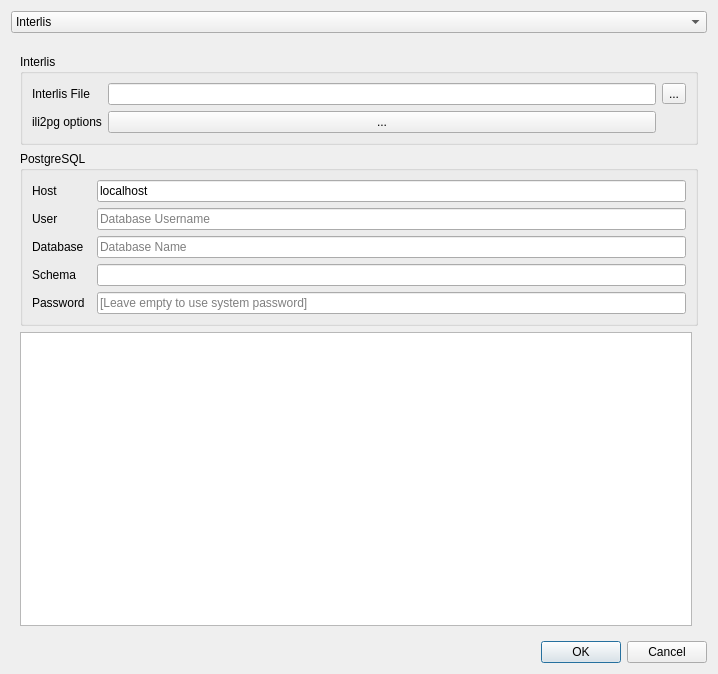
opengisch/QgisModelBaker, file projectgenerator/ui/generate_project.ui: the form before one commit.
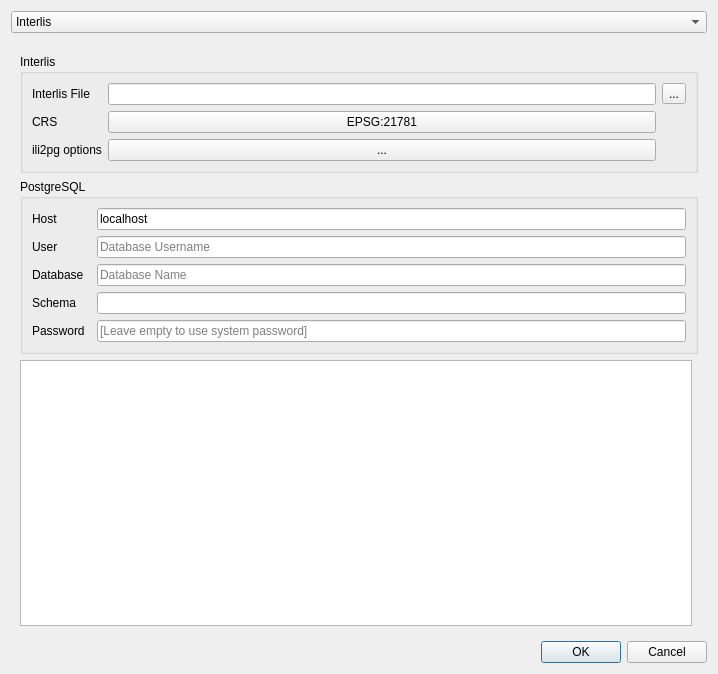
The form after the commit.

Commit message: Adjust ili2pg dialog according to PR discussion

The edit to the form file:
```diff
--- a/projectgenerator/ui/generate_project.ui
+++ b/projectgenerator/ui/generate_project.ui
@@ -30,7 +30,7 @@
          </layout>
         </widget>
        </item>
-       <item row="2" column="0" colspan="2">
+       <item row="3" column="0" colspan="2">
         <widget class="QGroupBox" name="pg_config">
          <property name="title">
           <string>PostgreSQL</string>
@@ -131,24 +131,47 @@
             </property>
            </widget>
           </item>
-          <item row="1" column="0">
+          <item row="2" column="0">
            <widget class="QLabel" name="label_7">
             <property name="text">
              <string>ili2pg options</string>
             </property>
            </widget>
           </item>
-          <item row="1" column="2">
+          <item row="2" column="2">
            <widget class="QPushButton" name="ili2pg_options_button">
             <property name="text">
              <string>...</string>
             </property>
            </widget>
           </item>
+          <item row="1" column="0">
+           <widget class="QLabel" name="crs_label">
+            <property name="toolTip">
+             <string>Coordinate Reference System</string>
+            </property>
+            <property name="text">
+             <string>CRS</string>
+            </property>
+           </widget>
+          </item>
+          <item row="1" column="2">
+           <widget class="QPushButton" name="crs_selection_button">
+            <property name="maximumSize">
+             <size>
+              <width>16777215</width>
+              <height>16777215</height>
+             </size>
+            </property>
+            <property name="text">
+             <string>EPSG:21781</string>
+            </property>
+           </widget>
+          </item>
          </layout>
         </widget>
        </item>
-       <item row="3" column="0">
+       <item row="4" column="0">
         <widget class="QTextBrowser" name="txtStdout">
          <property name="openLinks">
           <bool>false</bool>
```
The commit also changes 4 other files.
